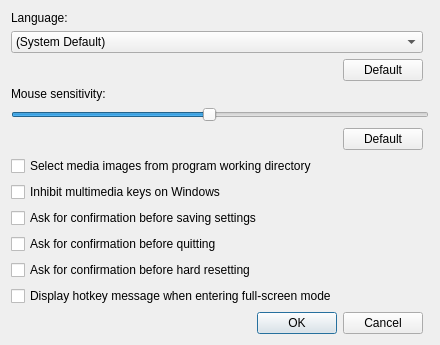
This is src/qt/qt_progsettings.ui in 86Box/86Box as Qt 5 draws it before an edit. The edited form follows.
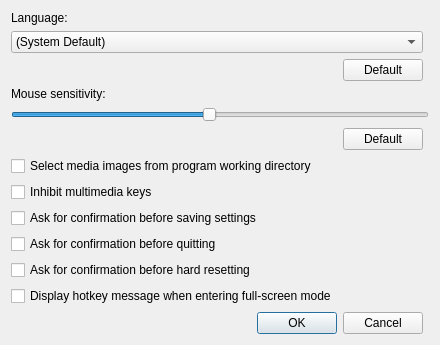
This is the edited form.

```diff
--- a/src/qt/qt_progsettings.ui
+++ b/src/qt/qt_progsettings.ui
@@ -140,7 +140,7 @@
    <item row="7" column="0">
     <widget class="QCheckBox" name="checkBoxMultimediaKeys">
      <property name="text">
-      <string>Inhibit multimedia keys on Windows</string>
+      <string>Inhibit multimedia keys</string>
      </property>
     </widget>
    </item>
```
